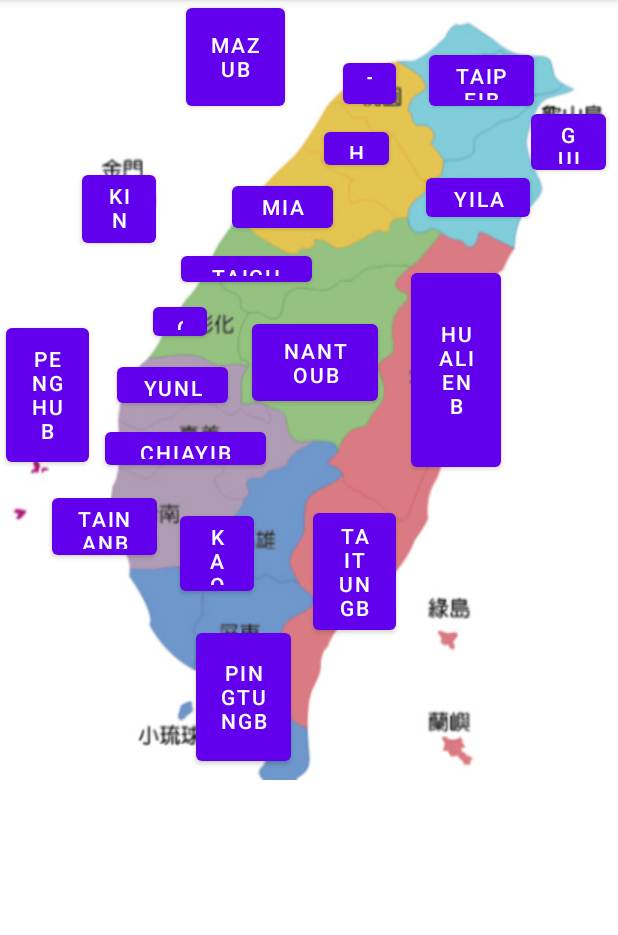
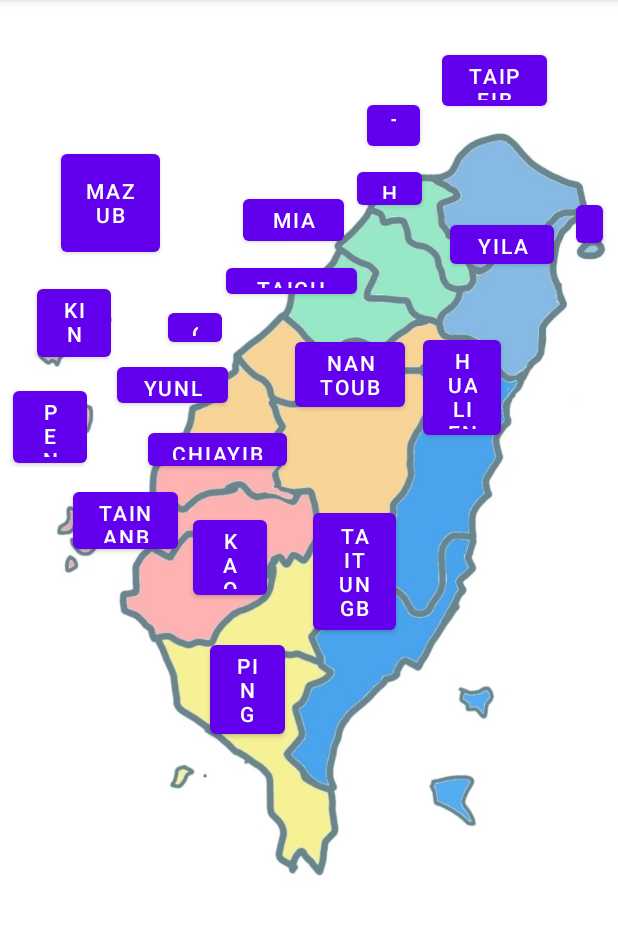
Before and after one commit to s1081702/Files, an Android app: the screen it shows after launch (MainActivity), on a phone screen of 412 x 824 dp, the part 84-1019 px from its top. Run offline under Robolectric (Android 15) with nearby library versions, the phone set to English and light mode, and no system bars; libraries missing offline, so code that uses them is left out: tw.edu.pu.

Commit message:
蓉公公地圖連結故事介面修稿中

```diff
--- a/app/build.gradle
+++ b/app/build.gradle
@@ -2,6 +2,8 @@ plugins {
     id 'com.android.application'
     id 'kotlin-android'
     id 'kotlin-kapt'
+    id 'kotlin-android-extensions'
+
 
 }
 
--- a/app/src/main/AndroidManifest.xml
+++ b/app/src/main/AndroidManifest.xml
@@ -9,7 +9,8 @@
         android:roundIcon="@mipmap/ic_launcher_round"
         android:supportsRtl="true"
         android:theme="@style/Theme.Files">
-        <activity android:name=".StoryActivity"></activity>
+        <activity android:name=".StorysActivity"></activity>
+        <activity android:name=".StoryActivity" />
         <activity android:name=".MainActivity">
             <intent-filter>
                 <action android:name="android.intent.action.MAIN" />
--- a/app/src/main/java/tw/edu/pu/s1081702/files/MainActivity.kt
+++ b/app/src/main/java/tw/edu/pu/s1081702/files/MainActivity.kt
@@ -1,11 +1,26 @@
 package tw.edu.pu.s1081702.files
 
+import android.content.Intent
 import androidx.appcompat.app.AppCompatActivity
 import android.os.Bundle
+import android.view.View
 
-class MainActivity : AppCompatActivity() {
+import kotlinx.android.synthetic.main.activity_main.*
+
+class MainActivity : AppCompatActivity(){
     override fun onCreate(savedInstanceState: Bundle?) {
         super.onCreate(savedInstanceState)
         setContentView(R.layout.activity_main)
+
+        TaichungB.setOnClickListener(object :View.OnClickListener{
+            override fun onClick(p0: View) {
+                intent = Intent(this@MainActivity, StoryActivity::class.java)
+                startActivity(intent)
+            }
+        })
+
     }
+
+
+
 }
--- /dev/null
+++ b/app/src/main/java/tw/edu/pu/s1081702/files/StorysActivity.kt
@@ -0,0 +1,11 @@
+package tw.edu.pu.s1081702.files
+
+import androidx.appcompat.app.AppCompatActivity
+import android.os.Bundle
+
+class StorysActivity : AppCompatActivity() {
+    override fun onCreate(savedInstanceState: Bundle?) {
+        super.onCreate(savedInstanceState)
+        setContentView(R.layout.activity_storys)
+    }
+}
--- a/app/src/main/res/layout/activity_main.xml
+++ b/app/src/main/res/layout/activity_main.xml
@@ -7,21 +7,18 @@
     tools:context=".MainActivity">
 
     <ImageView
-        android:id="@+id/map"
-        android:layout_width="409dp"
+        android:id="@+id/mapdraw"
+        android:layout_width="wrap_content"
         android:layout_height="wrap_content"
-        app:layout_constraintBottom_toBottomOf="parent"
-        app:layout_constraintEnd_toEndOf="parent"
-        app:layout_constraintHorizontal_bias="0.5"
-        app:layout_constraintStart_toStartOf="parent"
-        app:layout_constraintTop_toTopOf="parent"
-        app:srcCompat="@drawable/map" />
+        android:layout_x="-4dp"
+        android:layout_y="-31dp"
+        app:srcCompat="@drawable/map_draw" />
 
     <Button
         android:id="@+id/TaipeiB"
         android:layout_width="70dp"
         android:layout_height="46dp"
-        android:layout_x="286dp"
+        android:layout_x="295dp"
         android:layout_y="31dp"
         android:text="TaipeiB"
         tools:layout_editor_absoluteX="282dp"
@@ -32,8 +29,8 @@
         android:id="@+id/TaoyuanB"
         android:layout_width="35dp"
         android:layout_height="39dp"
-        android:layout_x="229dp"
-        android:layout_y="36dp"
+        android:layout_x="245dp"
+        android:layout_y="64dp"
         android:text="TaoyuanB"
         tools:layout_editor_absoluteX="238dp"
         tools:layout_editor_absoluteY="89dp" />
@@ -42,8 +39,8 @@
         android:id="@+id/HsinchuB"
         android:layout_width="43dp"
         android:layout_height="34dp"
-        android:layout_x="216dp"
-        android:layout_y="82dp"
+        android:layout_x="238dp"
+        android:layout_y="109dp"
         android:text="HsinchuB"
         tools:layout_editor_absoluteX="226dp"
         tools:layout_editor_absoluteY="129dp" />
@@ -52,8 +49,8 @@
         android:id="@+id/YilanB"
         android:layout_width="69dp"
         android:layout_height="38dp"
-        android:layout_x="284dp"
-        android:layout_y="113dp"
+        android:layout_x="300dp"
+        android:layout_y="144dp"
         android:text="YilanB"
         tools:layout_editor_absoluteX="288dp"
         tools:layout_editor_absoluteY="154dp" />
@@ -62,8 +59,8 @@
         android:id="@+id/MiaoliB"
         android:layout_width="67dp"
         android:layout_height="40dp"
-        android:layout_x="155dp"
-        android:layout_y="118dp"
+        android:layout_x="162dp"
+        android:layout_y="127dp"
         android:text="MiaoliB"
         tools:layout_editor_absoluteX="168dp"
         tools:layout_editor_absoluteY="162dp" />
@@ -72,8 +69,8 @@
         android:id="@+id/TaichungB"
         android:layout_width="87dp"
         android:layout_height="29dp"
-        android:layout_x="121dp"
-        android:layout_y="165dp"
+        android:layout_x="151dp"
+        android:layout_y="173dp"
         android:text="TaichungB"
         tools:layout_editor_absoluteX="148dp"
         tools:layout_editor_absoluteY="205dp" />
@@ -82,38 +79,38 @@
         android:id="@+id/ChanghuaB"
         android:layout_width="36dp"
         android:layout_height="31dp"
-        android:layout_x="102dp"
-        android:layout_y="199dp"
+        android:layout_x="112dp"
+        android:layout_y="203dp"
         android:text="ChanghuaB"
         tools:layout_editor_absoluteX="122dp"
         tools:layout_editor_absoluteY="243dp" />
 
     <Button
         android:id="@+id/NantouB"
-        android:layout_width="84dp"
-        android:layout_height="63dp"
-        android:layout_x="168dp"
-        android:layout_y="210dp"
+        android:layout_width="73dp"
+        android:layout_height="wrap_content"
+        android:layout_x="197dp"
+        android:layout_y="222dp"
         android:text="NantouB"
         tools:layout_editor_absoluteX="167dp"
         tools:layout_editor_absoluteY="250dp" />
 
     <Button
         android:id="@+id/HualienB"
-        android:layout_width="60dp"
-        android:layout_height="141dp"
-        android:layout_x="274dp"
-        android:layout_y="176dp"
+        android:layout_width="52dp"
+        android:layout_height="75dp"
+        android:layout_x="282dp"
+        android:layout_y="221dp"
         android:text="HualienB"
         tools:layout_editor_absoluteX="252dp"
         tools:layout_editor_absoluteY="219dp" />
 
     <Button
         android:id="@+id/GuishanB"
-        android:layout_width="50dp"
-        android:layout_height="49dp"
-        android:layout_x="354dp"
-        android:layout_y="70dp"
+        android:layout_width="18dp"
+        android:layout_height="37dp"
+        android:layout_x="384dp"
+        android:layout_y="131dp"
         android:text="GuishanB"
         tools:layout_editor_absoluteX="360dp"
         tools:layout_editor_absoluteY="105dp" />
@@ -125,8 +122,8 @@
         android:layout_marginStart="128dp"
         android:layout_marginLeft="128dp"
         android:layout_marginTop="40dp"
-        android:layout_x="124dp"
-        android:layout_y="-1dp"
+        android:layout_x="41dp"
+        android:layout_y="97dp"
         android:text="MazuB"
         app:layout_constraintStart_toStartOf="parent"
         app:layout_constraintTop_toTopOf="parent" />
@@ -135,8 +132,8 @@
         android:id="@+id/KinmenB"
         android:layout_width="49dp"
         android:layout_height="57dp"
-        android:layout_x="55dp"
-        android:layout_y="111dp"
+        android:layout_x="25dp"
+        android:layout_y="187dp"
         android:text="KinmenB"
         tools:layout_editor_absoluteX="56dp"
         tools:layout_editor_absoluteY="135dp" />
@@ -153,20 +150,20 @@
 
     <Button
         android:id="@+id/PenghuB"
-        android:layout_width="55dp"
-        android:layout_height="101dp"
-        android:layout_x="4dp"
-        android:layout_y="213dp"
+        android:layout_width="49dp"
+        android:layout_height="60dp"
+        android:layout_x="9dp"
+        android:layout_y="255dp"
         android:text="PenghuB"
         tools:layout_editor_absoluteX="1dp"
         tools:layout_editor_absoluteY="253dp" />
 
     <Button
         android:id="@+id/ChiayiB"
-        android:layout_width="107dp"
+        android:layout_width="wrap_content"
         android:layout_height="34dp"
-        android:layout_x="70dp"
-        android:layout_y="282dp"
+        android:layout_x="99dp"
+        android:layout_y="283dp"
         android:text="ChiayiB"
         tools:layout_editor_absoluteX="83dp"
         tools:layout_editor_absoluteY="316dp" />
@@ -175,8 +172,8 @@
         android:id="@+id/TainanB"
         android:layout_width="70dp"
         android:layout_height="50dp"
-        android:layout_x="35dp"
-        android:layout_y="326dp"
+        android:layout_x="49dp"
+        android:layout_y="322dp"
         android:text="TainanB"
         tools:layout_editor_absoluteX="76dp"
         tools:layout_editor_absoluteY="357dp" />
@@ -185,18 +182,18 @@
         android:id="@+id/KaohsiungB"
         android:layout_width="49dp"
         android:layout_height="62dp"
-        android:layout_x="120dp"
-        android:layout_y="338dp"
+        android:layout_x="129dp"
+        android:layout_y="341dp"
         android:text="KaohsiungB"
         tools:layout_editor_absoluteX="146dp"
         tools:layout_editor_absoluteY="367dp" />
 
     <Button
         android:id="@+id/PingtungB"
-        android:layout_width="63dp"
-        android:layout_height="97dp"
-        android:layout_x="131dp"
-        android:layout_y="416dp"
+        android:layout_width="50dp"
+        android:layout_height="71dp"
+        android:layout_x="140dp"
+        android:layout_y="424dp"
         android:text="PingtungB"
         tools:layout_editor_absoluteX="144dp"
         tools:layout_editor_absoluteY="441dp" />
--- /dev/null
+++ b/app/src/main/res/layout/activity_storys.xml
@@ -0,0 +1,9 @@
+<?xml version="1.0" encoding="utf-8"?>
+<androidx.constraintlayout.widget.ConstraintLayout xmlns:android="http://schemas.android.com/apk/res/android"
+    xmlns:app="http://schemas.android.com/apk/res-auto"
+    xmlns:tools="http://schemas.android.com/tools"
+    android:layout_width="match_parent"
+    android:layout_height="match_parent"
+    tools:context=".StorysActivity">
+
+</androidx.constraintlayout.widget.ConstraintLayout>
```
Also changed, not shown: app/src/main/res/drawable/map_draw.jpg (added), app/src/main/res/drawable/map_drawing.jpg (added).
